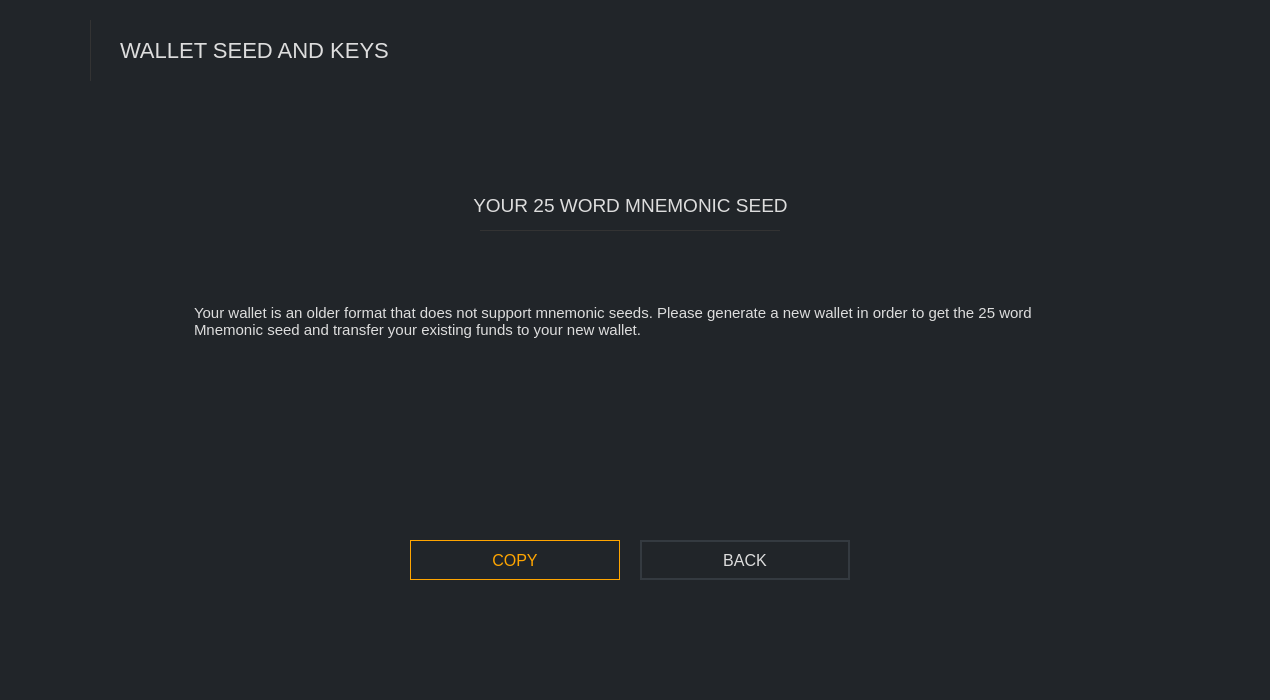
Before: the Qt Designer form src/gui/ui/receiveframe.ui in ConcealNetwork/conceal-desktop, drawn with Qt 5.
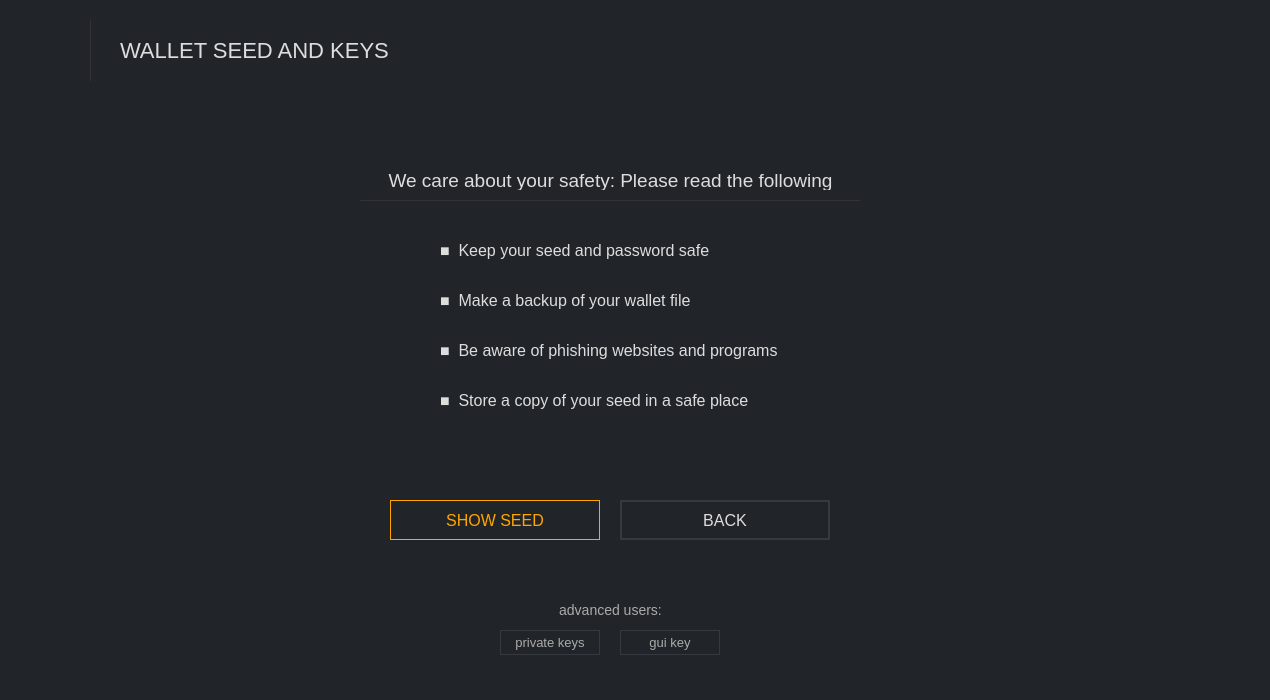
After: the same form once the commit is applied. Icons and pictures are not drawn.

The edit to the form file:
```diff
--- a/src/gui/ui/receiveframe.ui
+++ b/src/gui/ui/receiveframe.ui
@@ -572,7 +572,7 @@
       <widget class="QPushButton" name="m_showPrivate">
        <property name="geometry">
         <rect>
-         <x>480</x>
+         <x>470</x>
          <y>530</y>
          <width>100</width>
          <height>25</height>
@@ -584,7 +584,7 @@
         </font>
        </property>
        <property name="styleSheet">
-        <string notr="true">color: #ddd; border: 1px solid #343a40; font-size: 13px; background-color: #21259;</string>
+        <string notr="true">color: #aaa; border: 1px solid #343a40; font-size: 13px; background-color: #21259;</string>
        </property>
        <property name="text">
         <string>private keys</string>
@@ -621,7 +621,7 @@
         </font>
        </property>
        <property name="styleSheet">
-        <string notr="true">color: #ddd; border: 1px solid #343a40; font-size: 13px; background-color: #21259;</string>
+        <string notr="true">color: #aaa; border: 1px solid #343a40; font-size: 13px; background-color: #21259;</string>
        </property>
        <property name="text">
         <string>gui key</string>
@@ -642,10 +642,10 @@
         </font>
        </property>
        <property name="styleSheet">
-        <string notr="true">color: #ddd; font-size: 14px;</string>
+        <string notr="true">color: #aaa; font-size: 14px;</string>
        </property>
        <property name="text">
-        <string>advanced uses:</string>
+        <string>advanced users:</string>
        </property>
        <property name="alignment">
         <set>Qt::AlignCenter</set>
@@ -821,8 +821,8 @@
      <zorder>logoLine</zorder>
      <zorder>guiKeyBox</zorder>
      <zorder>privateKeyBox</zorder>
-     <zorder>introBox</zorder>
      <zorder>seedBox</zorder>
+     <zorder>introBox</zorder>
     </widget>
    </item>
   </layout>
```
